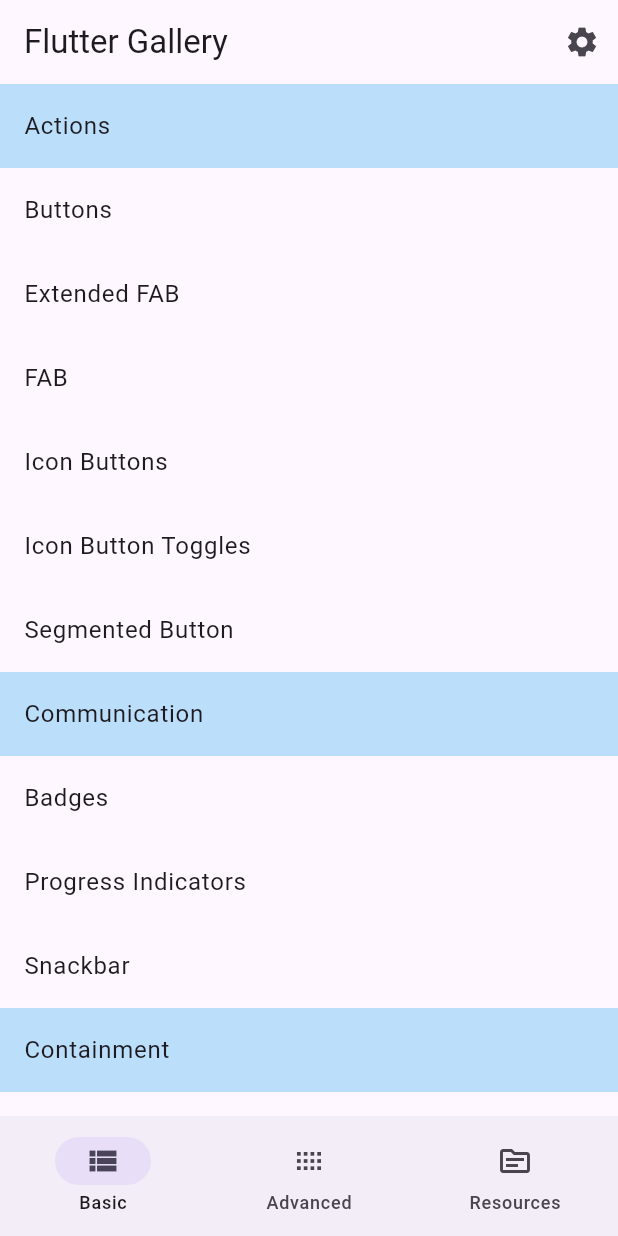
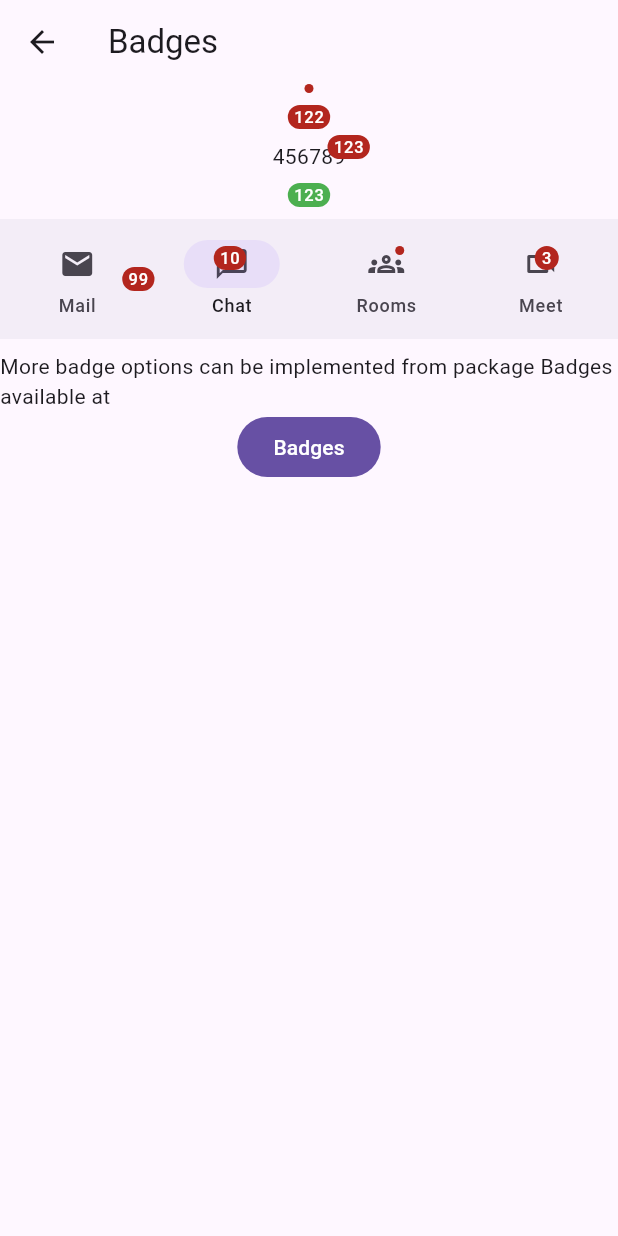
Before and after one commit to sagar2093/basic_flutter, a Flutter app: the screen it shows after launch, after a tap on "Badges", on a phone screen of 412 x 824 dp. Run offline on Flutter 3.47's test engine with Material 2 defaults, Android fonts, the phone set to English and light mode, and no system bars; generated files the repository leaves out were written again.

Commit message:
add implementation of badges, progress indicators and snackbar

```diff
--- a/lib/src/common/extensions/context_ext.dart
+++ b/lib/src/common/extensions/context_ext.dart
@@ -9,4 +9,25 @@ extension ContextExt on BuildContext {
       MaterialPageRoute(builder: builder),
     );
   }
+
+  Future<dynamic> navigateToDynamicScreen(String title, Widget content) {
+    return navigateToCustomScreen(
+        builder: (c) => DynamicScreen(title: title, content: content));
+  }
 }
+
+class DynamicScreen extends StatelessWidget {
+  const DynamicScreen({required this.title, required this.content, Key? key})
+      : super(key: key);
+
+  final String title;
+  final Widget content;
+
+  @override
+  Widget build(BuildContext context) {
+    return Scaffold(
+      appBar: AppBar(title: Text(title)),
+      body: SafeArea(child: content),
+    );
+  }
+}
--- a/lib/src/ui/basic_content.dart
+++ b/lib/src/ui/basic_content.dart
@@ -1,12 +1,14 @@
 import 'package:basic_flutter/src/common/extensions/context_ext.dart';
+import 'package:basic_flutter/src/ui/components/badge_content.dart';
 import 'package:basic_flutter/src/ui/components/icon_button_toggle.dart';
+import 'package:basic_flutter/src/ui/components/progress_indicators_content.dart';
 import 'package:basic_flutter/src/ui/components/segmented_button_content.dart';
+import 'package:basic_flutter/src/ui/components/snackbar_content.dart';
 import 'package:flutter/material.dart';
 
 import '../common/ui/group_header.dart';
 import 'components/button_content.dart';
 import 'components/icon_button_content.dart';
-import 'dynamic_screen.dart';
 
 class BasicContent extends StatelessWidget {
   const BasicContent({Key? key}) : super(key: key);
@@ -71,10 +73,24 @@ class BasicContent extends StatelessWidget {
               }),
         ],
         ...[
-          const  GroupHeader("Communication"),
-          ListTile(title: const Text("Badges"), onTap: () {}),
-          ListTile(title: const Text("Progress Indicators"), onTap: () {}),
-          ListTile(title: const Text("Snackbar"), onTap: () {}),
+          const GroupHeader("Communication"),
+          ListTile(
+              title: const Text("Badges"),
+              onTap: () {
+                context.navigateToDynamicScreen("Badges", const BadgeContent());
+              }),
+          ListTile(
+              title: const Text("Progress Indicators"),
+              onTap: () {
+                context.navigateToDynamicScreen(
+                    "Progress Indicators", const ProgressIndicatorsContent());
+              }),
+          ListTile(
+              title: const Text("Snackbar"),
+              onTap: () {
+                context.navigateToDynamicScreen(
+                    "Snackbar", const SnackbarContent());
+              }),
         ],
         ...[
           const GroupHeader("Containment"),
--- /dev/null
+++ b/lib/src/ui/components/badge_content.dart
@@ -0,0 +1,102 @@
+import 'package:basic_flutter/res/dimens.dart';
+import 'package:flutter/material.dart';
+import 'package:url_launcher/url_launcher.dart';
+
+class BadgeContent extends StatefulWidget {
+  const BadgeContent({Key? key}) : super(key: key);
+
+  @override
+  State<BadgeContent> createState() => _BadgeContentState();
+}
+
+class _BadgeContentState extends State<BadgeContent> {
+  var currentPageIndex = 1;
+
+  @override
+  Widget build(BuildContext context) {
+    return Column(
+      crossAxisAlignment: CrossAxisAlignment.center,
+      children: [
+        const Badge(),
+        gh8x2,
+        const Badge(label: Text("122")),
+        gh8x2,
+        const Badge(
+          label: Text("123"),
+          child: Text("456789"),
+        ),
+        gh8x2,
+        const Badge(
+          label: Text("123"),
+          //child: Text("456789"),
+          backgroundColor: Colors.green,
+        ),
+        gh8x2,
+        NavigationBar(
+          onDestinationSelected: (int index) {
+            setState(() {
+              currentPageIndex = index;
+            });
+          },
+          selectedIndex: currentPageIndex,
+          destinations: [
+            Stack(
+              alignment: Alignment.centerRight,
+              children: const [
+                NavigationDestination(
+                  icon: Icon(Icons.mail),
+                  label: "Mail",
+                ),
+                Badge(
+                  label: Text("99"),
+                )
+              ],
+            ),
+            NavigationDestination(
+              icon: Stack(
+                children: const [
+                  Icon(Icons.chat_bubble_outline),
+                  Badge(label: Text("10")),
+                ],
+              ),
+              label: "Chat",
+            ),
+            NavigationDestination(
+              icon: Stack(
+                alignment: Alignment.topRight,
+                children: const [Icon(Icons.groups_outlined), Badge()],
+              ),
+              label: "Rooms",
+            ),
+            NavigationDestination(
+              icon: Stack(
+                alignment: Alignment.topRight,
+                children: const [
+                  Icon(Icons.videocam_outlined),
+                  Badge(
+                    label: Text("3"),
+                  ),
+                ],
+              ),
+              label: "Meet",
+            ),
+          ],
+        ),
+        gh8x2,
+        const Text(
+            "More badge options can be implemented from package Badges available at"),
+        FilledButton(
+            onPressed: () {
+              _launchUrl(Uri.parse("https://pub.dev/packages/badges"));
+            },
+            child: const Text("Badges"))
+      ],
+    );
+  }
+
+  Future<void> _launchUrl(Uri url) async {
+    if (!await launchUrl(url)) {
+      throw Exception('Could not launch $url');
+    }
+  }
+}
```
Also changed, not shown: lib/src/ui/components/progress_indicators_content.dart (added, +17 -0 lines), lib/src/ui/components/snackbar_content.dart (added, +28 -0 lines), lib/src/ui/dynamic_screen.dart (+0 -20 lines).
